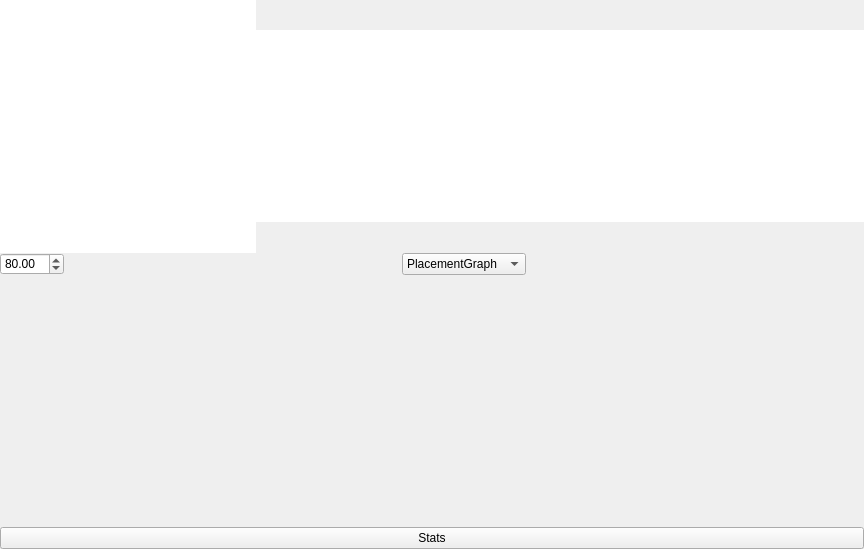
The window that src/ui/league/leaguewindow.ui (lbproductions/psnewmodel) describes before a commit, drawn with Qt 5.
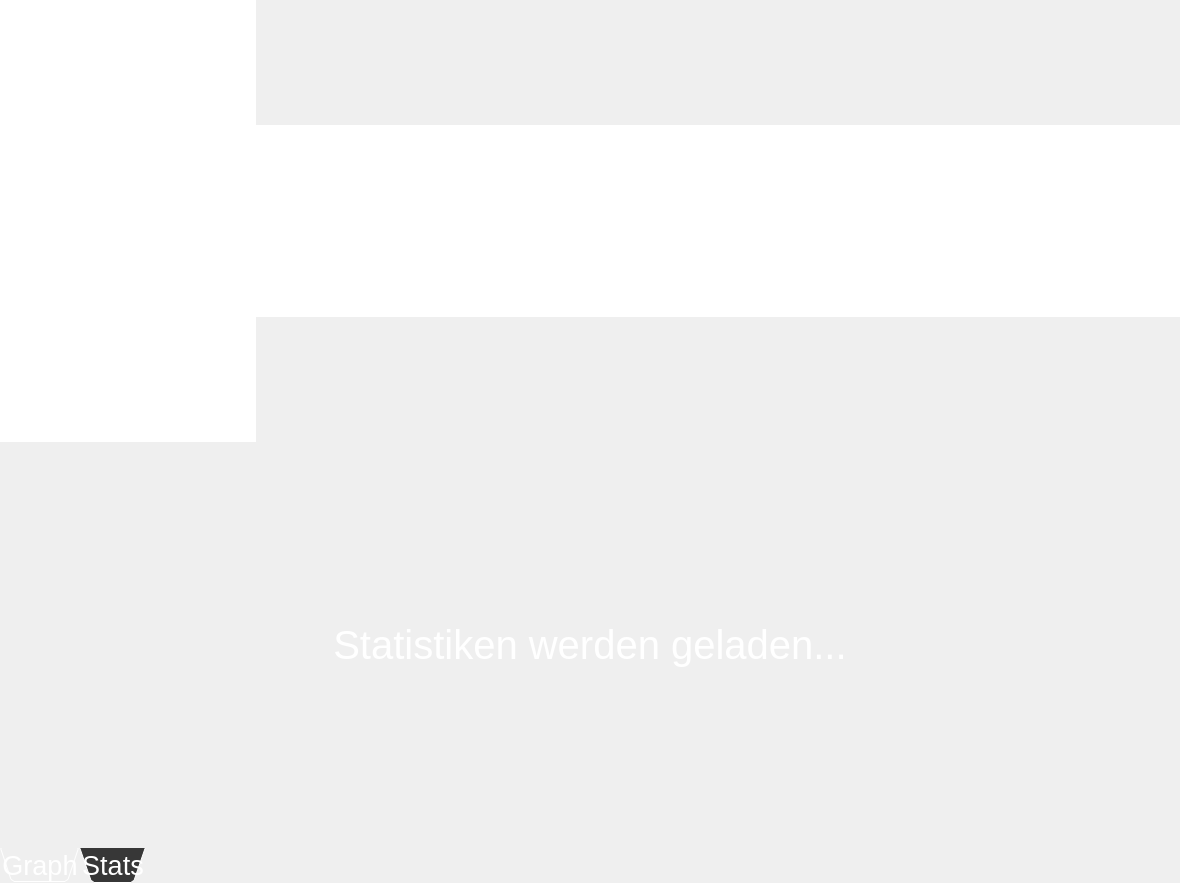
The same window after the commit. The open tabs and pages were chosen to show the change. Icons and pictures are not drawn. Custom widgets are drawn as their Qt base class.

What changed in the file:
```diff
--- a/src/ui/league/leaguewindow.ui
+++ b/src/ui/league/leaguewindow.ui
@@ -6,8 +6,8 @@
    <rect>
     <x>0</x>
     <y>0</y>
-    <width>864</width>
-    <height>549</height>
+    <width>1180</width>
+    <height>883</height>
    </rect>
   </property>
   <property name="windowTitle">
@@ -82,7 +82,7 @@
      <number>0</number>
     </property>
     <item>
-     <layout class="QHBoxLayout" name="horizontalLayout" stretch="0,1">
+     <layout class="QHBoxLayout" name="horizontalLayout_4" stretch="0,1">
       <property name="spacing">
        <number>0</number>
       </property>
@@ -160,6 +160,73 @@
      </layout>
     </item>
     <item>
+     <layout class="QVBoxLayout" name="verticalLayout">
+      <item>
+       <widget class="QTabWidget" name="tabWidget">
+        <property name="font">
+         <font>
+          <pointsize>20</pointsize>
+         </font>
+        </property>
+        <property name="styleSheet">
+         <string notr="true">QTabBar::tab {
+     background: rgb(71,71,71);
+     border: 0px;
+     min-width: 40ex;
+	min-height: 5ex;
+     padding: 2px;
+	 color:white;
+ }
+
+ QTabBar::tab:selected {
+     background: rgb(55,55,55);
+ }
+
+QTabWidget::pane { border: 0; }
+
+QTabWidget::tab-bar {
+     left: 0px; /* move to the right by 5px */
+ }</string>
+        </property>
+        <property name="tabPosition">
+         <enum>QTabWidget::South</enum>
+        </property>
+        <property name="tabShape">
+         <enum>QTabWidget::Triangular</enum>
+        </property>
+        <property name="currentIndex">
+         <number>0</number>
+        </property>
+        <property name="elideMode">
+         <enum>Qt::ElideMiddle</enum>
+        </property>
+        <property name="documentMode">
+         <bool>false</bool>
+        </property>
+        <property name="movable">
+         <bool>false</bool>
+        </property>
+        <widget class="QWidget" name="tabGraph">
+         <attribute name="title">
+          <string>Graph</string>
+         </attribute>
+         <layout class="QVBoxLayout" name="verticalLayout_2">
+          <property name="spacing">
+           <number>0</number>
+          </property>
+          <property name="leftMargin">
+           <number>0</number>
+          </property>
+          <property name="topMargin">
+           <number>0</number>
+          </property>
+          <property name="rightMargin">
+           <number>0</number>
+          </property>
+          <property name="bottomMargin">
+           <number>0</number>
+          </property>
+          <item>
      <layout class="QHBoxLayout" name="horizontalLayout1">
       <property name="spacing">
        <number>-1</number>
@@ -303,19 +370,56 @@
       </widget>
      </widget>
     </item>
-    <item>
-     <layout class="QVBoxLayout" name="verticalLayout">
-      <item>
-       <widget class="QPushButton" name="pushButtonStats">
-        <property name="sizePolicy">
-         <sizepolicy hsizetype="Expanding" vsizetype="Fixed">
-          <horstretch>0</horstretch>
-          <verstretch>0</verstretch>
-         </sizepolicy>
-        </property>
-        <property name="text">
+         </layout>
+         <zorder>scrollAreaGraph</zorder>
+         <zorder>scrollAreaGraph</zorder>
+         <zorder></zorder>
+        </widget>
+        <widget class="QWidget" name="tabStats">
+         <attribute name="title">
          <string>Stats</string>
-        </property>
+         </attribute>
+         <layout class="QVBoxLayout" name="verticalLayout_4">
+          <property name="spacing">
+           <number>0</number>
+          </property>
+          <property name="leftMargin">
+           <number>0</number>
+          </property>
+          <property name="topMargin">
+           <number>0</number>
+          </property>
+          <property name="rightMargin">
+           <number>0</number>
+          </property>
+          <property name="bottomMargin">
+           <number>0</number>
+          </property>
+          <item>
+           <widget class="QStackedWidget" name="stackedWidget">
+            <widget class="QWidget" name="pageStatsLoading">
+             <layout class="QHBoxLayout" name="horizontalLayout_2">
+              <item>
+               <widget class="QLabel" name="label">
+                <property name="font">
+                 <font>
+                  <pointsize>30</pointsize>
+                 </font>
+                </property>
+                <property name="text">
+                 <string>Statistiken werden geladen...</string>
+                </property>
+                <property name="alignment">
+                 <set>Qt::AlignCenter</set>
+                </property>
+               </widget>
+              </item>
+             </layout>
+            </widget>
+           </widget>
+          </item>
+         </layout>
+        </widget>
        </widget>
       </item>
      </layout>
```
Left out of the diff: 4 changed lines with no effect on the pictures. Lines whose indentation alone changed are shown as unchanged.
